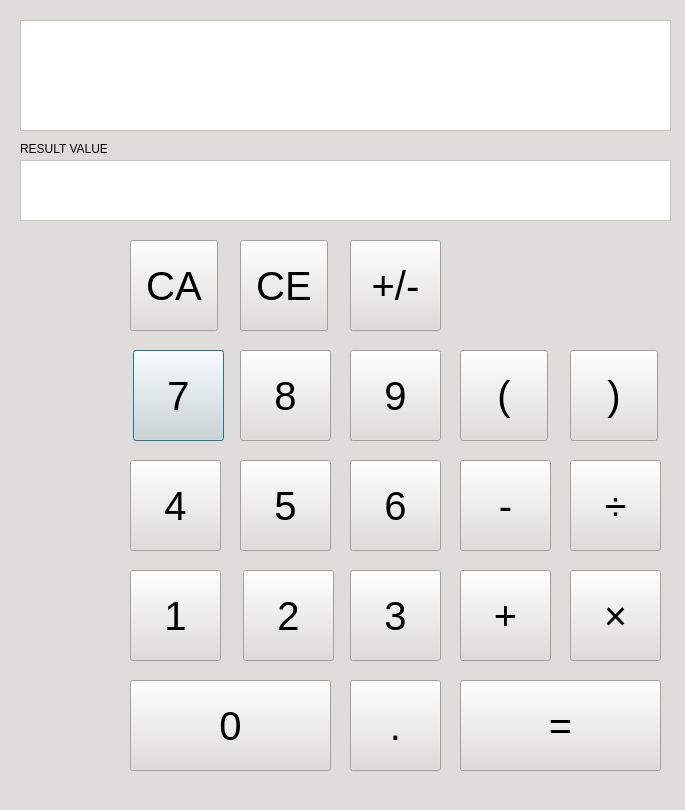
First picture: the form in calculator.ui, repository GueHoJung88/PyQt_Calculator, before the edit.
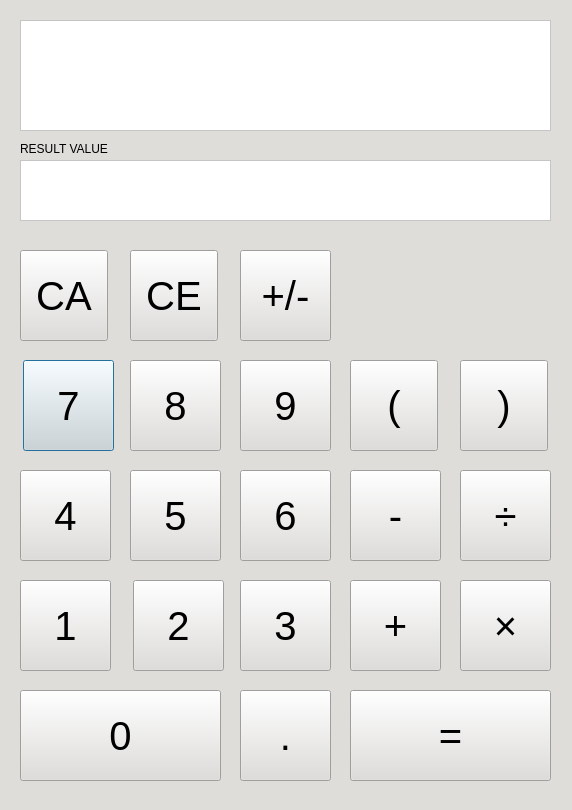
Second picture: the form after the edit.

```diff
--- a/calculator.ui
+++ b/calculator.ui
@@ -6,7 +6,7 @@
    <rect>
     <x>0</x>
     <y>0</y>
-    <width>685</width>
+    <width>572</width>
     <height>810</height>
    </rect>
   </property>
@@ -24,7 +24,7 @@
     <rect>
      <x>20</x>
      <y>20</y>
-     <width>651</width>
+     <width>531</width>
      <height>111</height>
     </rect>
    </property>
@@ -55,8 +55,8 @@
   <widget class="QPushButton" name="btn_seven">
    <property name="geometry">
     <rect>
-     <x>133</x>
-     <y>350</y>
+     <x>23</x>
+     <y>360</y>
      <width>91</width>
      <height>91</height>
     </rect>
@@ -73,8 +73,8 @@
   <widget class="QPushButton" name="btn_eight">
    <property name="geometry">
     <rect>
-     <x>240</x>
-     <y>350</y>
+     <x>130</x>
+     <y>360</y>
      <width>91</width>
      <height>91</height>
     </rect>
@@ -91,8 +91,8 @@
   <widget class="QPushButton" name="btn_nine">
    <property name="geometry">
     <rect>
-     <x>350</x>
-     <y>350</y>
+     <x>240</x>
+     <y>360</y>
      <width>91</width>
      <height>91</height>
     </rect>
@@ -109,8 +109,8 @@
   <widget class="QPushButton" name="btn_clear_all">
    <property name="geometry">
     <rect>
-     <x>130</x>
-     <y>240</y>
+     <x>20</x>
+     <y>250</y>
      <width>88</width>
      <height>91</height>
     </rect>
@@ -127,8 +127,8 @@
   <widget class="QPushButton" name="btn_devide">
    <property name="geometry">
     <rect>
-     <x>570</x>
-     <y>460</y>
+     <x>460</x>
+     <y>470</y>
      <width>91</width>
      <height>91</height>
     </rect>
@@ -145,8 +145,8 @@
   <widget class="QPushButton" name="btn_five">
    <property name="geometry">
     <rect>
-     <x>240</x>
-     <y>460</y>
+     <x>130</x>
+     <y>470</y>
      <width>91</width>
      <height>91</height>
     </rect>
@@ -163,8 +163,8 @@
   <widget class="QPushButton" name="btn_four">
    <property name="geometry">
     <rect>
-     <x>130</x>
-     <y>460</y>
+     <x>20</x>
+     <y>470</y>
      <width>91</width>
      <height>91</height>
     </rect>
@@ -181,8 +181,8 @@
   <widget class="QPushButton" name="btn_six">
    <property name="geometry">
     <rect>
-     <x>350</x>
-     <y>460</y>
+     <x>240</x>
+     <y>470</y>
      <width>91</width>
      <height>91</height>
     </rect>
@@ -199,8 +199,8 @@
   <widget class="QPushButton" name="btn_multiply">
    <property name="geometry">
     <rect>
-     <x>570</x>
-     <y>570</y>
+     <x>460</x>
+     <y>580</y>
      <width>91</width>
      <height>91</height>
     </rect>
@@ -217,8 +217,8 @@
   <widget class="QPushButton" name="btn_clear_entry">
    <property name="geometry">
     <rect>
-     <x>240</x>
-     <y>240</y>
+     <x>130</x>
+     <y>250</y>
      <width>88</width>
      <height>91</height>
     </rect>
@@ -235,8 +235,8 @@
   <widget class="QPushButton" name="btn_two">
    <property name="geometry">
     <rect>
-     <x>243</x>
-     <y>570</y>
+     <x>133</x>
+     <y>580</y>
      <width>91</width>
      <height>91</height>
     </rect>
@@ -253,8 +253,8 @@
   <widget class="QPushButton" name="btn_one">
    <property name="geometry">
     <rect>
-     <x>130</x>
-     <y>570</y>
+     <x>20</x>
+     <y>580</y>
      <width>91</width>
      <height>91</height>
     </rect>
@@ -271,8 +271,8 @@
   <widget class="QPushButton" name="btn_three">
    <property name="geometry">
     <rect>
-     <x>350</x>
-     <y>570</y>
+     <x>240</x>
+     <y>580</y>
      <width>91</width>
      <height>91</height>
     </rect>
@@ -289,8 +289,8 @@
   <widget class="QPushButton" name="btn_minus">
    <property name="geometry">
     <rect>
-     <x>460</x>
-     <y>460</y>
+     <x>350</x>
+     <y>470</y>
      <width>91</width>
      <height>91</height>
     </rect>
@@ -307,8 +307,8 @@
   <widget class="QPushButton" name="btn_parenthesis_start">
    <property name="geometry">
     <rect>
-     <x>460</x>
-     <y>350</y>
+     <x>350</x>
+     <y>360</y>
      <width>88</width>
      <height>91</height>
     </rect>
@@ -325,8 +325,8 @@
   <widget class="QPushButton" name="btn_zero">
    <property name="geometry">
     <rect>
-     <x>130</x>
-     <y>680</y>
+     <x>20</x>
+     <y>690</y>
      <width>201</width>
      <height>91</height>
     </rect>
@@ -349,8 +349,8 @@
   <widget class="QPushButton" name="btn_decimal_point">
    <property name="geometry">
     <rect>
-     <x>350</x>
-     <y>680</y>
+     <x>240</x>
+     <y>690</y>
      <width>91</width>
      <height>91</height>
     </rect>
@@ -367,8 +367,8 @@
   <widget class="QPushButton" name="btn_equals">
    <property name="geometry">
     <rect>
-     <x>460</x>
-     <y>680</y>
+     <x>350</x>
+     <y>690</y>
      <width>201</width>
      <height>91</height>
     </rect>
@@ -385,8 +385,8 @@
   <widget class="QPushButton" name="btn_plus">
    <property name="geometry">
     <rect>
-     <x>460</x>
-     <y>570</y>
+     <x>350</x>
+     <y>580</y>
      <width>91</width>
      <height>91</height>
     </rect>
@@ -403,8 +403,8 @@
   <widget class="QPushButton" name="btn_positive_negative">
    <property name="geometry">
     <rect>
-     <x>350</x>
-     <y>240</y>
+     <x>240</x>
+     <y>250</y>
      <width>91</width>
      <height>91</height>
     </rect>
@@ -423,7 +423,7 @@
     <rect>
      <x>20</x>
      <y>160</y>
-     <width>651</width>
+     <width>531</width>
      <height>61</height>
     </rect>
    </property>
@@ -462,13 +462,10 @@
    </property>
   </widget>
   <widget class="QPushButton" name="btn_parenthesis_end">
-   <property name="enabled">
-    <bool>true</bool>
-   </property>
    <property name="geometry">
     <rect>
-     <x>570</x>
-     <y>350</y>
+     <x>460</x>
+     <y>360</y>
      <width>88</width>
      <height>91</height>
     </rect>
```
